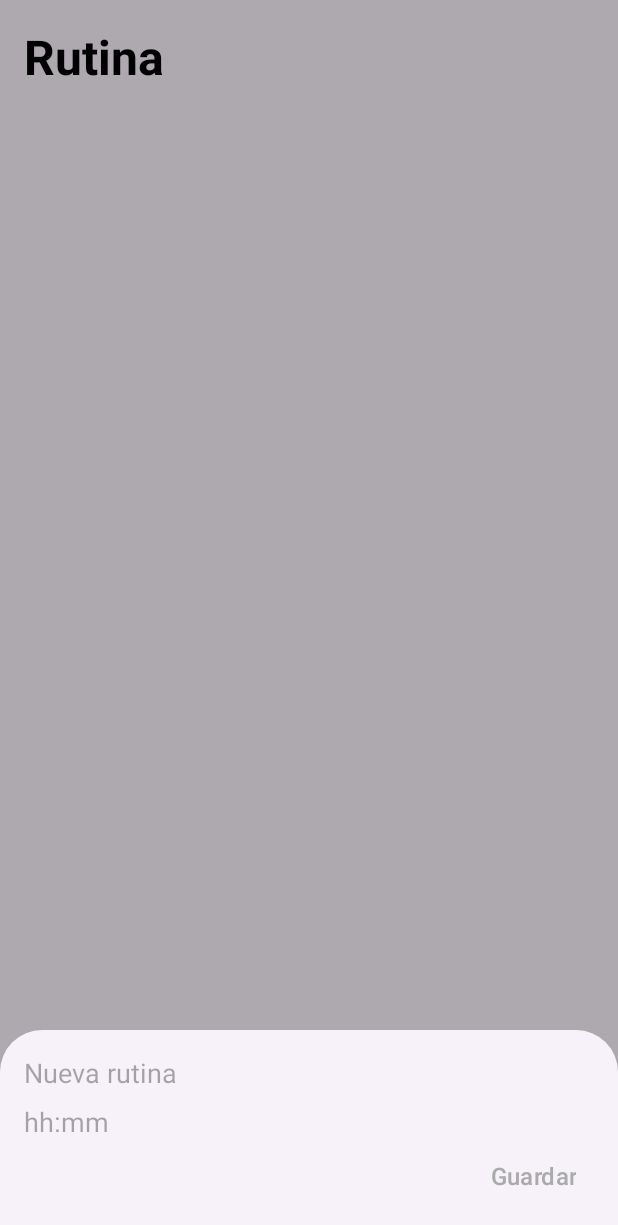
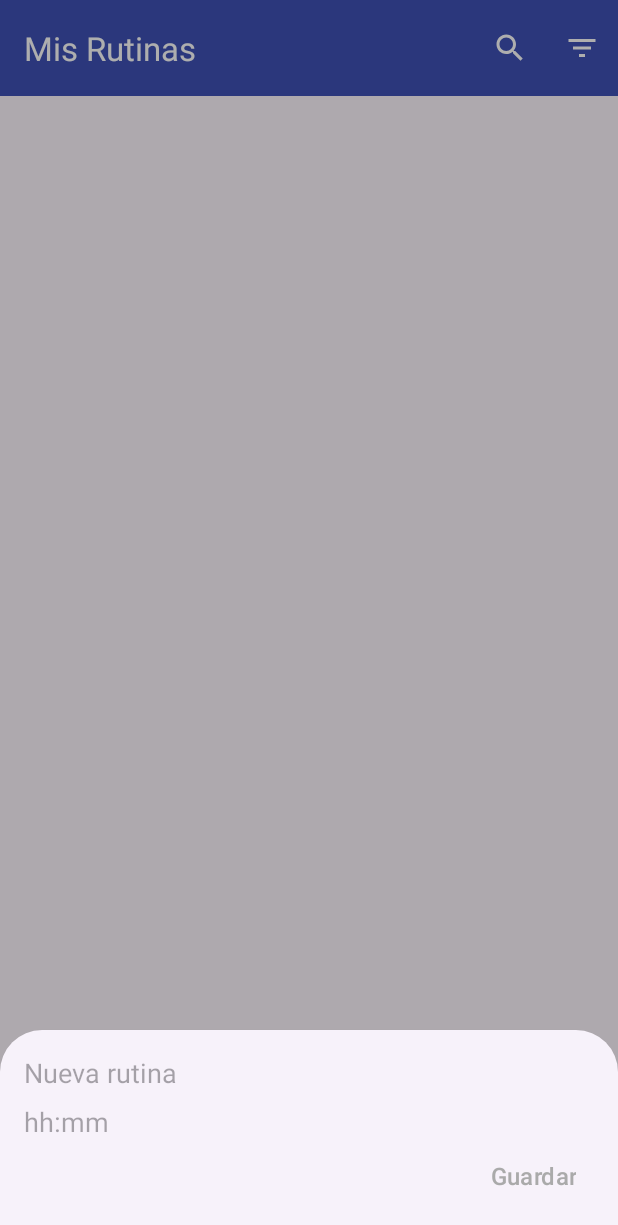
Before and after one commit to AntobioNallez/AplicacionRutinas2, an Android app: the fragment AddRutina placed in its activity, on a phone screen of 412 x 824 dp. Shown: the top 1225 px of the screen. Run offline under Robolectric (Android 15) with nearby library versions, the phone set to English and light mode, and no system bars; 1 statement that could not run was skipped.

Commit message:
Cambios visuales y funcionales
Se ha añadido un ToolBar con la posibilidad de buscar una rutina por el nombre, animación en el logo de inicio y cambios en las consultas de las bases de datos

```diff
--- a/app/build.gradle.kts
+++ b/app/build.gradle.kts
@@ -29,8 +29,8 @@ android {
         }
     }
     compileOptions {
-        sourceCompatibility = JavaVersion.VERSION_1_8
-        targetCompatibility = JavaVersion.VERSION_1_8
+        sourceCompatibility = JavaVersion.VERSION_11
+        targetCompatibility = JavaVersion.VERSION_11
     }
     buildFeatures {
         compose = true
--- a/app/src/main/AndroidManifest.xml
+++ b/app/src/main/AndroidManifest.xml
@@ -4,6 +4,7 @@
 
     <uses-permission android:name="android.permission.POST_NOTIFICATIONS" />
     <uses-permission android:name="android.permission.SCHEDULE_EXACT_ALARM" />
+    <uses-permission android:name="android.permission.USE_EXACT_ALARM"/>
     <uses-permission android:name="android.permission.WAKE_LOCK" />
 
     <application
--- a/app/src/main/java/com/example/aplicacionrutinas/MainActivity.java
+++ b/app/src/main/java/com/example/aplicacionrutinas/MainActivity.java
@@ -2,8 +2,14 @@ package com.example.aplicacionrutinas;
 
 import android.content.DialogInterface;
 import android.os.Bundle;
+import android.view.Menu;
+import android.view.MenuInflater;
+import android.view.MenuItem;
 
+import androidx.annotation.NonNull;
 import androidx.appcompat.app.AppCompatActivity;
+import androidx.appcompat.widget.SearchView;
+import androidx.appcompat.widget.Toolbar;
 import androidx.recyclerview.widget.ItemTouchHelper;
 import androidx.recyclerview.widget.LinearLayoutManager;
 import androidx.recyclerview.widget.RecyclerView;
@@ -21,7 +27,7 @@ public class MainActivity extends AppCompatActivity implements DialogCloseListen
     private RecyclerView recyclerView;
     private RutinaAdaptador rutinaAdaptador;
     private FloatingActionButton fab;
-
+    private Toolbar toolbar;
     private List<Rutina> rutinas;
     private BaseDeDatosHandler db;
 
@@ -37,10 +43,13 @@ public class MainActivity extends AppCompatActivity implements DialogCloseListen
 
         recyclerView = findViewById(R.id.rutinaRecyclerView);
         recyclerView.setLayoutManager(new LinearLayoutManager(this));
-        rutinaAdaptador = new RutinaAdaptador(db,this);
+        rutinaAdaptador = new RutinaAdaptador(db, this);
         recyclerView.setAdapter(rutinaAdaptador);
 
         fab = findViewById(R.id.fab);
+        toolbar = findViewById(R.id.miToolBar);
+        setSupportActionBar(toolbar);
+        getSupportActionBar().setTitle("Mis Rutinas");
 
         ItemTouchHelper itemTouchHelper = new ItemTouchHelper(new RecyclerTouchHelper(rutinaAdaptador));
         itemTouchHelper.attachToRecyclerView(recyclerView);
@@ -57,4 +66,48 @@ public class MainActivity extends AppCompatActivity implements DialogCloseListen
         rutinaAdaptador.setRutinas(rutinas);
     }
 
+    @Override
+    public boolean onCreateOptionsMenu(Menu menu) {
+        MenuInflater menuInflater = getMenuInflater();
+        menuInflater.inflate(R.menu.menuappbar, menu);
+
+        MenuItem.OnActionExpandListener onActionExpandListener = new MenuItem.OnActionExpandListener() {
+            @Override
+            public boolean onMenuItemActionExpand(@NonNull MenuItem menuItem) {
+                return true;
+            }
+
+            @Override
+            public boolean onMenuItemActionCollapse(@NonNull MenuItem menuItem) {
+                cargarRutinas("");
+                return true;
+            }
+        };
+
+        MenuItem busquedaItem = menu.findItem(R.id.buscar);
+        busquedaItem.setOnActionExpandListener(onActionExpandListener);
+        SearchView search = (SearchView) busquedaItem.getActionView();
+        search.setQueryHint("Introduce la rutina a buscar");
+
+        search.setOnQueryTextListener(new SearchView.OnQueryTextListener() {
+            @Override
+            public boolean onQueryTextSubmit(String query) {
+                return false;
+            }
+
+            @Override
+            public boolean onQueryTextChange(String newText) {
+                cargarRutinas(newText);
+                return true;
+            }
+        });
+
+        return true;
+    }
+
+    private void cargarRutinas(String query) {
+        List<Rutina> rutinasQuery = db.buscarRutinas(query);
+        rutinaAdaptador.setRutinas(rutinasQuery);
+    }
+
 }
--- a/app/src/main/java/com/example/aplicacionrutinas/Notificaciones/AlarmaReceiver.java
+++ b/app/src/main/java/com/example/aplicacionrutinas/Notificaciones/AlarmaReceiver.java
@@ -3,11 +3,15 @@ package com.example.aplicacionrutinas.Notificaciones;
 import android.content.BroadcastReceiver;
 import android.content.Context;
 import android.content.Intent;
+import android.os.Bundle;
+import android.util.Log;
 
 public class AlarmaReceiver extends BroadcastReceiver {
 
     @Override
     public void onReceive(Context context, Intent intent) {
-        Notificaciones.lanzarNotificacion(context, "Titulo", "Mensaje");
+        Bundle bundle = intent.getBundleExtra("bundle");
+        Notificaciones.lanzarNotificacion(context, bundle.getString("titulo"), bundle.getString("titulo"));
+        Log.d("AlarmaReceiver", "Alarma recibida con código " + bundle.getInt("cod"));
     }
 }
--- /dev/null
+++ b/app/src/main/res/drawable/busqueda.xml
@@ -0,0 +1,5 @@
+<vector xmlns:android="http://schemas.android.com/apk/res/android" android:height="24dp" android:tint="#FFFFFF" android:viewportHeight="24" android:viewportWidth="24" android:width="24dp">
+
+    <path android:fillColor="@android:color/white" android:pathData="M15.5,14h-0.79l-0.28,-0.27C15.41,12.59 16,11.11 16,9.5 16,5.91 13.09,3 9.5,3S3,5.91 3,9.5 5.91,16 9.5,16c1.61,0 3.09,-0.59 4.23,-1.57l0.27,0.28v0.79l5,4.99L20.49,19l-4.99,-5zM9.5,14C7.01,14 5,11.99 5,9.5S7.01,5 9.5,5 14,7.01 14,9.5 11.99,14 9.5,14z"/>
+
+</vector>
--- /dev/null
+++ b/app/src/main/res/drawable/filtrar.xml
@@ -0,0 +1,5 @@
+<vector xmlns:android="http://schemas.android.com/apk/res/android" android:height="24dp" android:tint="#FFFFFF" android:viewportHeight="24" android:viewportWidth="24" android:width="24dp">
+
+    <path android:fillColor="@android:color/white" android:pathData="M10,18h4v-2h-4v2zM3,6v2h18L21,6L3,6zM6,13h12v-2L6,11v2z"/>
+
+</vector>
--- a/app/src/main/res/layout/activity_main.xml
+++ b/app/src/main/res/layout/activity_main.xml
@@ -1,25 +1,29 @@
 <RelativeLayout xmlns:android="http://schemas.android.com/apk/res/android"
-    xmlns:app="http://schemas.android.com/apk/res-auto"
     android:layout_width="match_parent"
     android:layout_height="match_parent">
 
-    <TextView
-        android:id="@+id/rutinaTexto"
-        android:layout_width="wrap_content"
-        android:layout_height="wrap_content"
-        android:layout_marginStart="16dp"
-        android:layout_marginBottom="16dp"
-        android:layout_marginTop="16dp"
-        android:text="Rutina"
-        android:textColor="@color/black"
-        android:textSize="32sp"
-        android:textStyle="bold" />
+    <include
+        layout="@layout/appbar"
+        android:id="@+id/miToolBar" />
+
+<!--    <TextView-->
+<!--        android:id="@+id/rutinaTexto"-->
+<!--        android:layout_width="wrap_content"-->
+<!--        android:layout_height="wrap_content"-->
+<!--        android:layout_marginStart="16dp"-->
+<!--        android:layout_marginTop="16dp"-->
+<!--        android:layout_marginBottom="16dp"-->
+<!--        android:fontFamily="sans-serif-smallcaps"-->
+<!--        android:text="@string/app_name"-->
+<!--        android:textColor="@color/black"-->
+<!--        android:textSize="32sp"-->
+<!--        android:textStyle="bold" />-->
 
     <androidx.recyclerview.widget.RecyclerView
         android:id="@+id/rutinaRecyclerView"
         android:layout_width="match_parent"
-        android:layout_height="wrap_content"
-        android:layout_below="@id/rutinaTexto"
+        android:layout_height="match_parent"
+        android:layout_below="@id/miToolBar"
         android:nestedScrollingEnabled="true" />
 
     <com.google.android.material.floatingactionbutton.FloatingActionButton
--- a/app/src/main/res/layout/activity_splash_layout.xml
+++ b/app/src/main/res/layout/activity_splash_layout.xml
@@ -5,6 +5,7 @@
     android:background="@android:color/holo_blue_dark">
 
     <ImageView
+        android:id="@+id/logoImg"
         android:layout_width="200dp"
         android:layout_height="200dp"
         android:src="@drawable/thumbs"
--- /dev/null
+++ b/app/src/main/res/layout/appbar.xml
@@ -0,0 +1,9 @@
+<?xml version="1.0" encoding="utf-8"?>
+<androidx.appcompat.widget.Toolbar xmlns:android="http://schemas.android.com/apk/res/android"
+    android:layout_width="match_parent"
+    android:layout_height="?attr/actionBarSize"
+    android:background="@color/colorAccent"
+    android:id="@+id/miToolBar"
+    android:theme="@style/ThemeOverlay.AppCompat.Dark">
+
+</androidx.appcompat.widget.Toolbar>
--- /dev/null
+++ b/app/src/main/res/menu/menuappbar.xml
@@ -0,0 +1,17 @@
+<?xml version="1.0" encoding="utf-8"?>
+<menu xmlns:android="http://schemas.android.com/apk/res/android"
+    xmlns:app="http://schemas.android.com/apk/res-auto">
+
+    <item
+        android:title="@string/busquedaBarra"
+        android:icon="@drawable/busqueda"
+        android:id="@+id/buscar"
+        app:showAsAction="ifRoom|collapseActionView"
+        app:actionViewClass="androidx.appcompat.widget.SearchView" />
+
+    <item
+        android:id="@+id/filtrar"
+        android:icon="@drawable/filtrar"
+        android:title="@string/filtrar"
+        app:showAsAction="ifRoom" />
+</menu>
--- a/app/src/main/res/values/colors.xml
+++ b/app/src/main/res/values/colors.xml
@@ -2,7 +2,7 @@
 <resources>
     <color name="colorPrimary">@android:color/holo_green_dark</color>
     <color name="colorPrimaryDark">@android:color/holo_green_dark</color>
-    <color name="colorAccent">@android:color/white</color>
+    <color name="colorAccent">#3F51B5</color>
     <color name="black">#FF000000</color>
     <color name="white">#FFFFFFFF</color>
 </resources>
--- a/app/src/main/res/values/strings.xml
+++ b/app/src/main/res/values/strings.xml
@@ -4,4 +4,8 @@
     <string name="guardar">Guardar</string>
     <string name="nueva_rutina">Nueva rutina</string>
     <string name="pistaHora">hh:mm</string>
+    <string name="tituloAppBar">Mis Rutinas</string>
+    <string name="busquedaBarra">Buscar</string>
+    <string name="filtrar">Filtrar por hora</string>
+    <string name="cancelOption">Cancelar</string>
 </resources>
--- a/gradle/libs.versions.toml
+++ b/gradle/libs.versions.toml
@@ -7,7 +7,6 @@ appcompat = "1.7.0"
 material = "1.12.0"
 activity = "1.9.3"
 constraintlayout = "2.2.0"
-kotlin = "1.9.0"
 lifecycleRuntimeKtx = "2.6.1"
 activityCompose = "1.9.3"
 composeBom = "2024.04.01"
@@ -33,4 +32,3 @@ material3 = { group = "androidx.compose.material3", name = "material3" }
 
 [plugins]
 android-application = { id = "com.android.application", version.ref = "agp" }
-kotlin-android = { id = "org.jetbrains.kotlin.android", version.ref = "kotlin" }
```
Also changed, not shown: app/src/main/java/com/example/aplicacionrutinas/Adaptador/RutinaAdaptador.java (+29 -1 lines), app/src/main/java/com/example/aplicacionrutinas/AddRutina.java (+23 -6 lines), app/src/main/java/com/example/aplicacionrutinas/BaseDeDatos/BaseDeDatosHandler.java (+69 -37 lines), app/src/main/java/com/example/aplicacionrutinas/Notificaciones/GestorAlarma.java (+24 -7 lines), app/src/main/java/com/example/aplicacionrutinas/RecyclerTouchHelper.java (+15 -10 lines), app/src/main/java/com/example/aplicacionrutinas/SplashLayout.java (+10 -1 lines), app/src/main/res/layout/rutina_layout.xml (+12 -1 lines).
